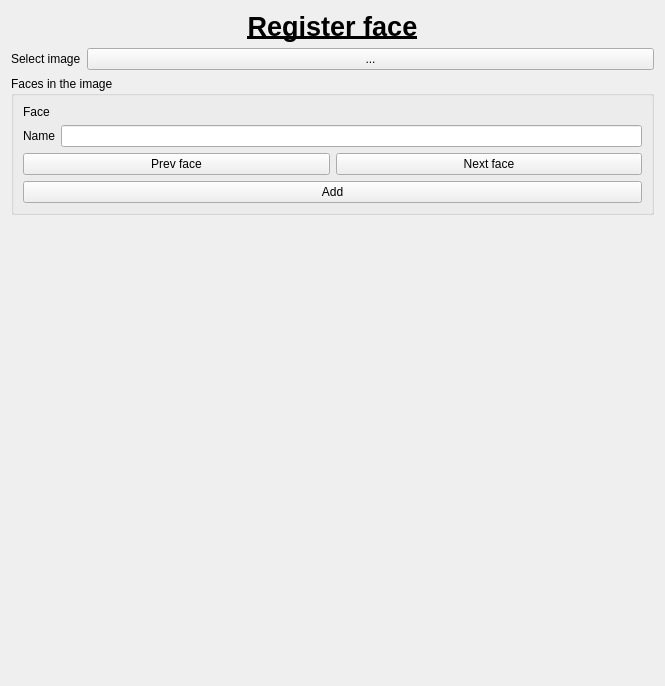
Qt form face_recognition_tasks/ui/widget_faces_register.ui (stereomatchingkiss/show_cases) before a commit.
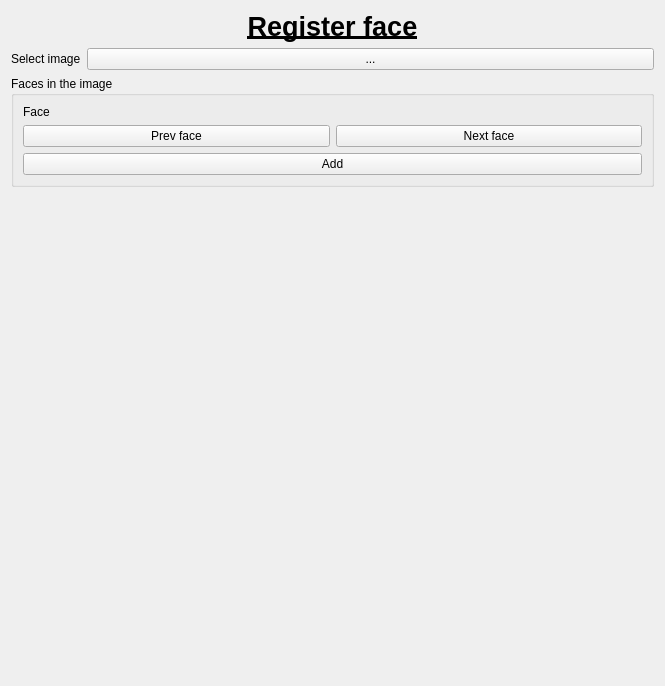
The same form after that commit.

Commit message: Able to save features of faces

The edit to the form file:
```diff
--- a/face_recognition_tasks/ui/widget_faces_register.ui
+++ b/face_recognition_tasks/ui/widget_faces_register.ui
@@ -74,23 +74,7 @@
         </property>
        </widget>
       </item>
-      <item row="1" column="0">
-       <widget class="QLabel" name="labelFaceName">
-        <property name="sizePolicy">
-         <sizepolicy hsizetype="Maximum" vsizetype="Preferred">
-          <horstretch>0</horstretch>
-          <verstretch>0</verstretch>
-         </sizepolicy>
-        </property>
-        <property name="text">
-         <string>Name</string>
-        </property>
-       </widget>
-      </item>
-      <item row="1" column="1">
-       <widget class="QLineEdit" name="lineEditFaceName"/>
-      </item>
-      <item row="2" column="0" colspan="2">
+      <item row="1" column="0" colspan="2">
        <layout class="QHBoxLayout" name="horizontalLayout_2">
         <item>
          <widget class="QPushButton" name="pushButtonPrev">
@@ -108,7 +92,7 @@
         </item>
        </layout>
       </item>
-      <item row="3" column="0" colspan="2">
+      <item row="2" column="0" colspan="2">
        <widget class="QPushButton" name="pushButtonAdd">
         <property name="text">
          <string>Add</string>
```
The commit also changes 2 other files.
